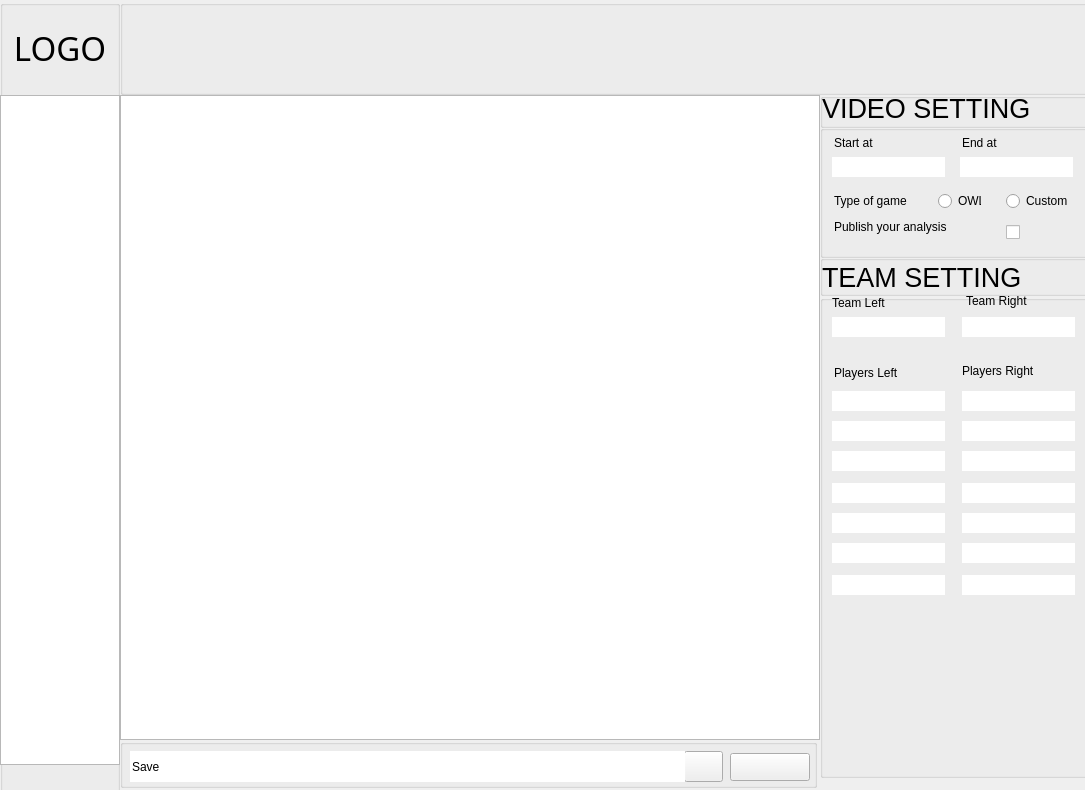
appcell/OverwatchDataAnalysis, file ora/gui/main.ui: the form before one commit.
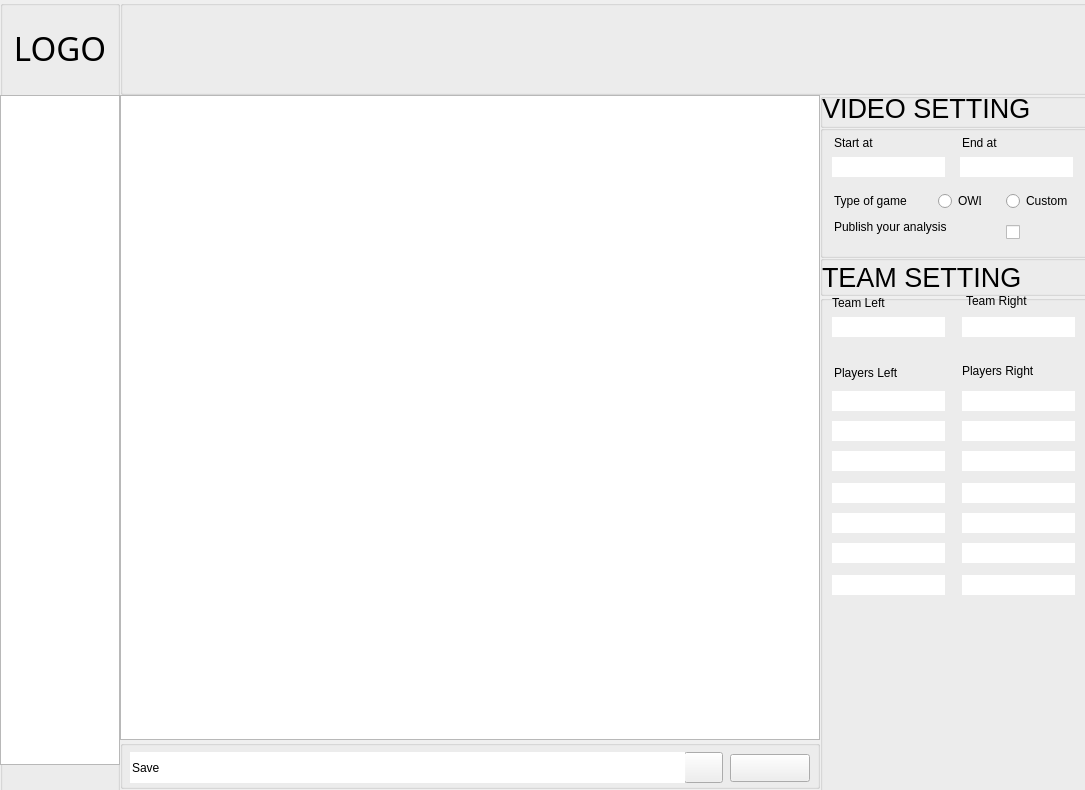
The form after the commit.

Patch:
```diff
--- a/ora/gui/main.ui
+++ b/ora/gui/main.ui
@@ -564,7 +564,7 @@
         <x>700</x>
         <y>200</y>
         <width>271</width>
-        <height>483</height>
+        <height>502</height>
        </rect>
       </property>
       <property name="accessibleName">
@@ -578,8 +578,8 @@
       <property name="geometry">
        <rect>
         <x>0</x>
-        <y>644</y>
-        <width>697</width>
+        <y>645</y>
+        <width>700</width>
         <height>49</height>
        </rect>
       </property>
```
Left out of the diff: 9 changed lines with no effect on the pictures.
